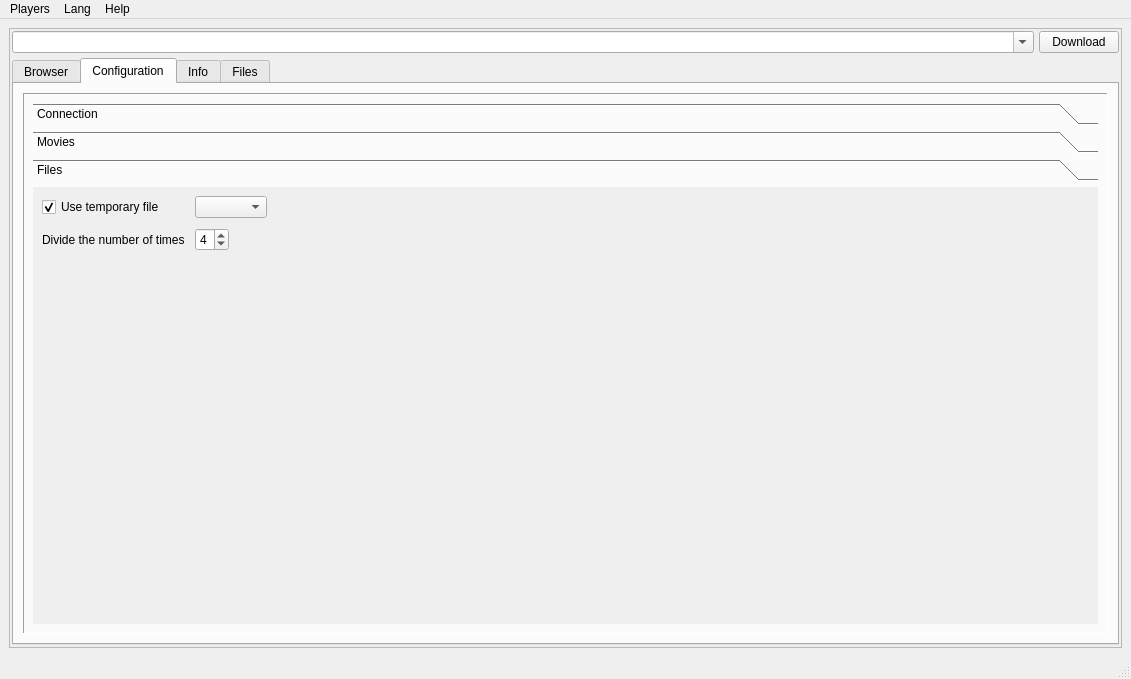
The window that main/app/win/mainLayout.ui (marcosvicente/BaixeAssista) describes before a commit, drawn with Qt 5.
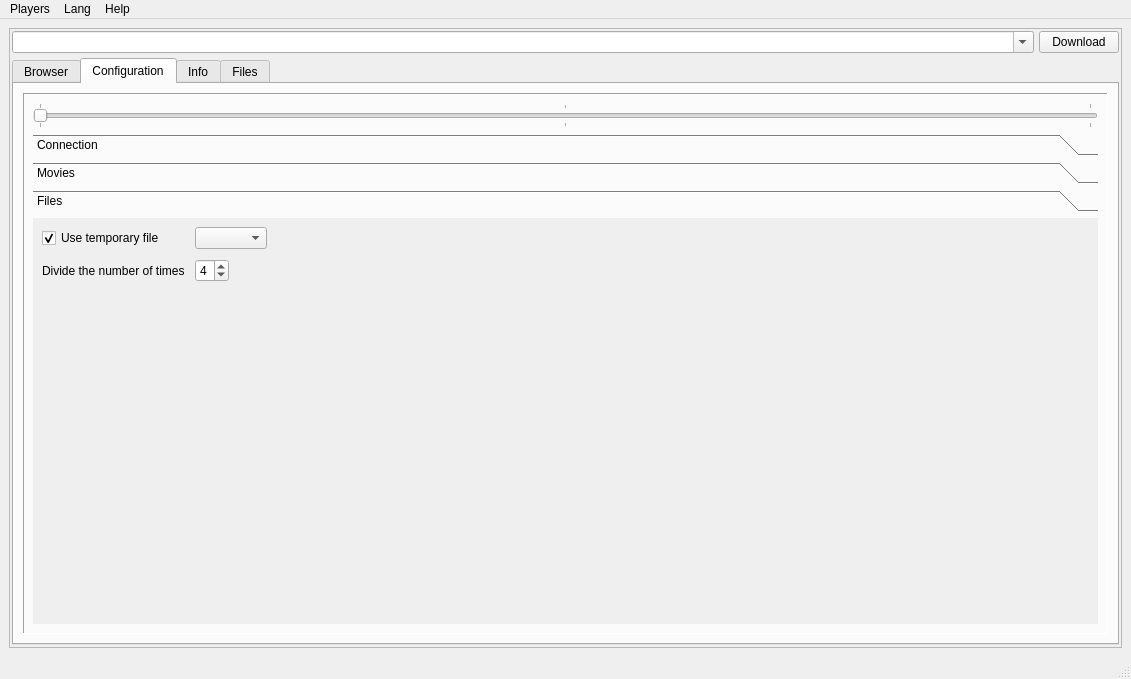
The same window after the commit. The open tabs and pages were chosen to show the change. Icons and pictures are not drawn.

Commit message: adicionando novos controles. deixando a interface controlar o estado dos controles.

Patch:
```diff
--- a/main/app/win/mainLayout.ui
+++ b/main/app/win/mainLayout.ui
@@ -113,6 +113,34 @@
                 <enum>QFrame::Sunken</enum>
                </property>
                <layout class="QVBoxLayout" name="verticalLayout_4">
+                <item>
+                 <widget class="QSlider" name="hSliderPageConf">
+                  <property name="sizePolicy">
+                   <sizepolicy hsizetype="Expanding" vsizetype="Fixed">
+                    <horstretch>0</horstretch>
+                    <verstretch>0</verstretch>
+                   </sizepolicy>
+                  </property>
+                  <property name="minimum">
+                   <number>0</number>
+                  </property>
+                  <property name="maximum">
+                   <number>2</number>
+                  </property>
+                  <property name="pageStep">
+                   <number>1</number>
+                  </property>
+                  <property name="value">
+                   <number>0</number>
+                  </property>
+                  <property name="orientation">
+                   <enum>Qt::Horizontal</enum>
+                  </property>
+                  <property name="tickPosition">
+                   <enum>QSlider::TicksBothSides</enum>
+                  </property>
+                 </widget>
+                </item>
                 <item>
                  <widget class="QToolBox" name="groupTypes">
                   <property name="currentIndex">
@@ -507,8 +535,8 @@
                     <rect>
                      <x>0</x>
                      <y>0</y>
-                     <width>270</width>
-                     <height>87</height>
+                     <width>1049</width>
+                     <height>341</height>
                     </rect>
                    </property>
                    <attribute name="icon">
```
Left out of the diff: 57 changed lines with no effect on the pictures. The commit also changes 2 other files.
